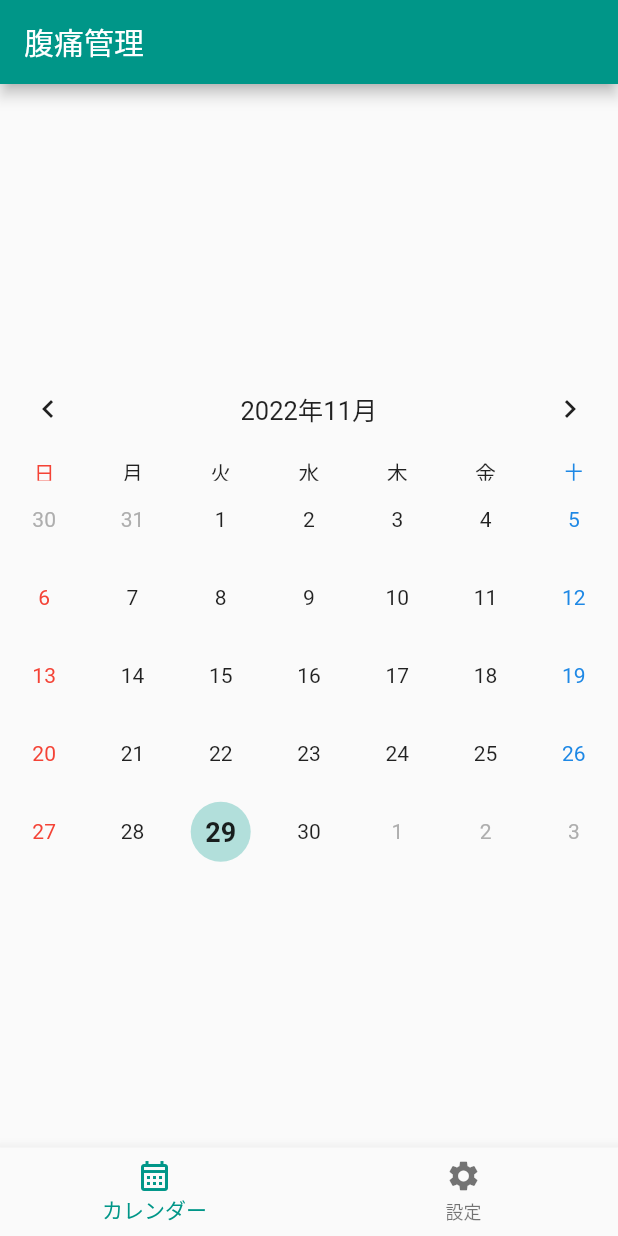
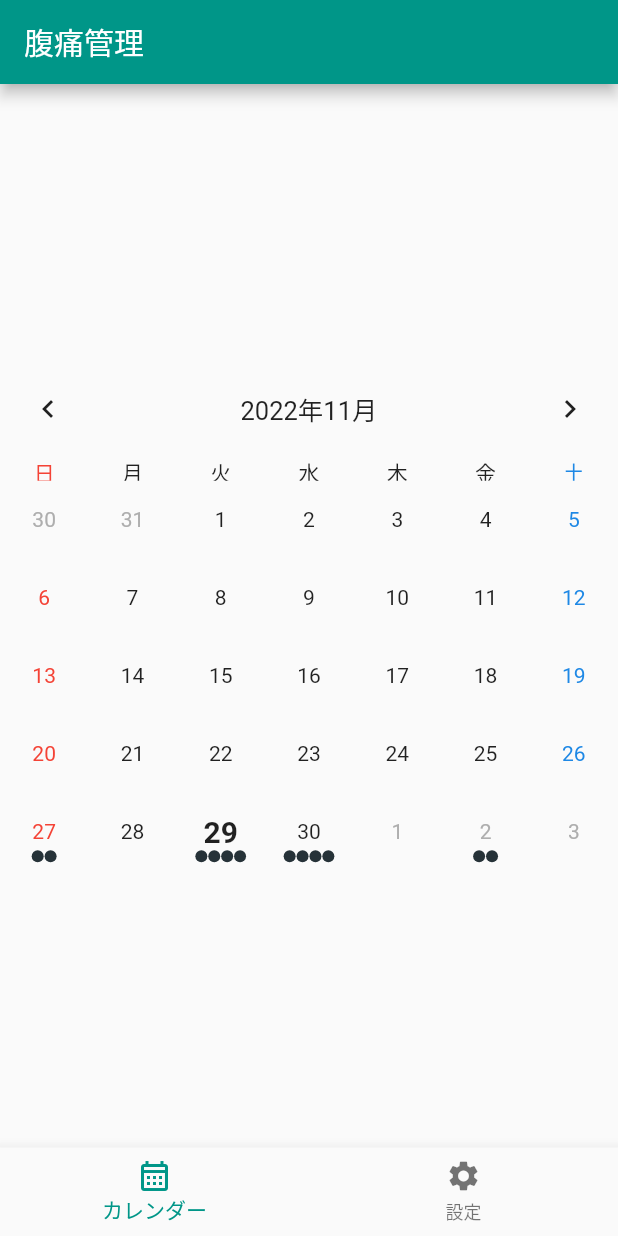
Before and after one commit to sa8a/stomach_ache_app, a Flutter app: the screen it shows after launch, on a phone screen of 412 x 824 dp. Run offline on Flutter 3.47's test engine with Material 2 defaults, Android fonts, the phone set to English and light mode, and no system bars; drawn by our look-alikes of table_calendar.

Commit message:
add: カレンダーのイベントを読み込み

```diff
--- a/lib/screens/calendar_page.dart
+++ b/lib/screens/calendar_page.dart
@@ -1,3 +1,4 @@
+import 'dart:collection';
 import 'package:flutter/material.dart';
 import 'package:intl/intl.dart';
 import 'package:table_calendar/table_calendar.dart';
@@ -26,8 +27,61 @@ class _CalendarPageState extends State<CalendarPage> {
   DateTime _focusedDay = DateTime.now();
   DateTime? _selectedDay;
 
+  // イベントリスト
+  Map<DateTime, List> _eventsList = {};
+
+  int getHashCode(DateTime key) {
+    return key.day * 1000000 + key.month * 10000 + key.year;
+  }
+
+  @override
+  void initState() {
+    super.initState();
+    _selectedDay = _focusedDay;
+    //サンプルのイベントリスト
+    _eventsList = {
+      DateTime.now().subtract(Duration(days: 2)): ['Event A6', 'Event B6'],
+      DateTime.now(): ['Event A7', 'Event B7', 'Event C7', 'Event D7'],
+      DateTime.now().add(Duration(days: 1)): [
+        'Event A8',
+        'Event B8',
+        'Event C8',
+        'Event D8'
+      ],
+      DateTime.now().add(Duration(days: 3)):
+          Set.from(['Event A9', 'Event A9', 'Event B9']).toList(),
+      DateTime.now().add(Duration(days: 7)): [
+        'Event A10',
+        'Event B10',
+        'Event C10'
+      ],
+      DateTime.now().add(Duration(days: 11)): ['Event A11', 'Event B11'],
+      DateTime.now().add(Duration(days: 17)): [
+        'Event A12',
+        'Event B12',
+        'Event C12',
+        'Event D12'
+      ],
+      DateTime.now().add(Duration(days: 22)): ['Event A13', 'Event B13'],
+      DateTime.now().add(Duration(days: 26)): [
+        'Event A14',
+        'Event B14',
+        'Event C14'
+      ],
+    };
+  }
+
   @override
   Widget build(BuildContext context) {
+    final _events = LinkedHashMap<DateTime, List>(
+      equals: isSameDay,
+      hashCode: getHashCode,
+    )..addAll(_eventsList);
+
+    List getEventForDay(DateTime day) {
+      return _events[day] ?? [];
+    }
+
     return Scaffold(
       appBar: AppBar(
         title: const Text('腹痛管理'),
@@ -38,6 +92,7 @@ class _CalendarPageState extends State<CalendarPage> {
           firstDay: DateTime(2022, 1, 1),
           lastDay: DateTime(2040, 12, 31),
           focusedDay: _focusedDay,
+          eventLoader: getEventForDay,
 
           selectedDayPredicate: (day) {
             return isSameDay(_selectedDay, day);
@@ -49,6 +104,9 @@ class _CalendarPageState extends State<CalendarPage> {
                 _focusedDay = focusedDay;
               });
             }
+          },
+          onPageChanged: (focusedDay) {
+            _focusedDay = focusedDay;
           },
 
           // 曜日の日本語対応
```
